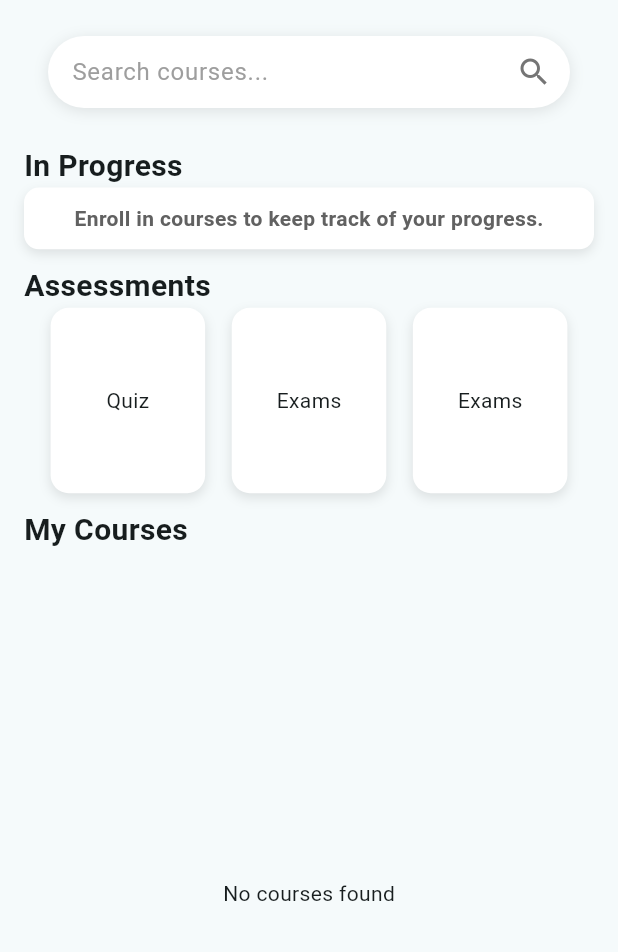
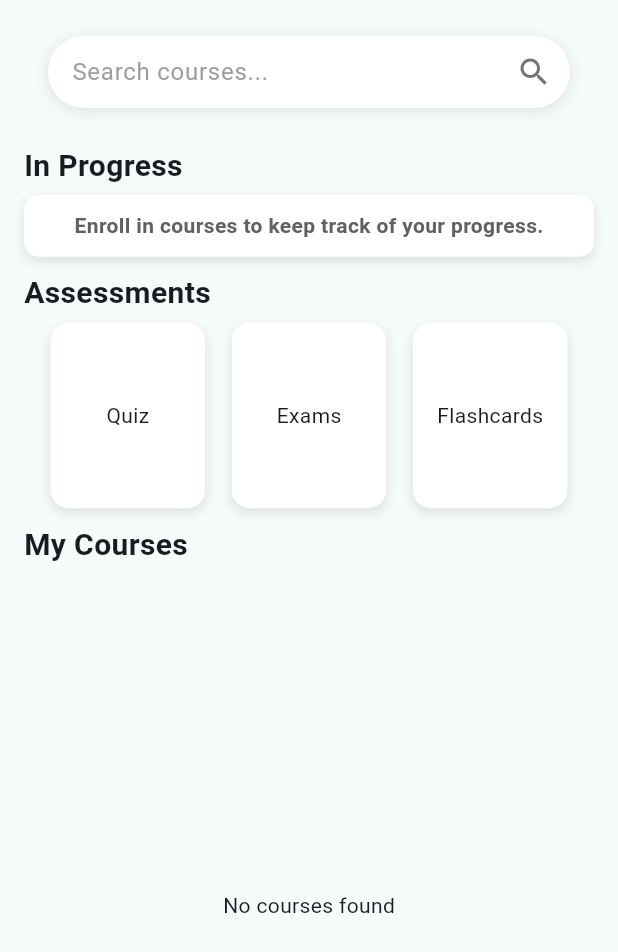
Before and after one commit to wame2-web/EduReach, a Flutter app: the StudentContent screen opened directly, on a phone screen of 412 x 824 dp. Shown: the top 952 px of the screen. Run offline on Flutter 3.47's test engine with Material 3 defaults, Android fonts, the phone set to English and light mode, and no system bars; our stand-ins replace cached_network_image, cloud_firestore, firebase_auth, firebase_core, firebase_storage, flutter_cache_manager and 1 more; missing offline and left inert: file_icon; accounts and stored records are empty.

Commit message:
Fix: ui design

```diff
--- a/lib/features/personalisation/views/student/dashboard_content.dart
+++ b/lib/features/personalisation/views/student/dashboard_content.dart
@@ -47,8 +47,8 @@ class _StudentContentState extends State<StudentContent> {
 
             const SizedBox(height: 16),
 
-            Container(
-              child: Column(
+            // In Progress container text
+            Column(
               mainAxisAlignment: MainAxisAlignment.start,
               crossAxisAlignment: CrossAxisAlignment.start,
               children: [
@@ -62,10 +62,12 @@ class _StudentContentState extends State<StudentContent> {
                   ),
                 ),
 
+                const SizedBox(height: 5),
+
+                // Enroll in courses text
                 Container(
                   width: screenSizeWidth ,
                   height: screenSizeHeight * 0.05,
-                    // padding: EdgeInsets.all(5),
                   alignment: Alignment.center,
                   decoration: BoxDecoration(
                     color: Colors.white,
@@ -89,10 +91,10 @@ class _StudentContentState extends State<StudentContent> {
                 ),
               ],
             ),
-            ),
 
             const SizedBox(height: 10),
 
+            // Assessments text
             Text(
               "Assessments",
               style: TextStyle(
@@ -101,6 +103,9 @@ class _StudentContentState extends State<StudentContent> {
               ),
             ),
 
+            SizedBox(height: 5,),
+
+            // Quiz, Exams,
             Row(
               mainAxisAlignment: MainAxisAlignment.spaceEvenly,
               children: [
@@ -145,7 +150,7 @@ class _StudentContentState extends State<StudentContent> {
                   child: Text("Exams"),
                 ),
 
-                // Exams
+                // Flashcards
                 Container(
                   width: screenSizeWidth * 0.25,
                   height: screenSizeHeight * 0.15,
@@ -162,7 +167,7 @@ class _StudentContentState extends State<StudentContent> {
                     ],
                   ),
 
-                  child: Text("Exams"),
+                  child: Text("Flashcards"),
                 ),
 
               ],
@@ -170,6 +175,7 @@ class _StudentContentState extends State<StudentContent> {
 
             const SizedBox(height: 10),
 
+            // My Courses text
             Text(
                 "My Courses",
               style: TextStyle(
@@ -178,6 +184,8 @@ class _StudentContentState extends State<StudentContent> {
               ),
             ),
 
+
+            SizedBox(height: 5,),
 
             // Courses Grid
             Expanded(
@@ -203,6 +211,7 @@ class _StudentContentState extends State<StudentContent> {
                     return const Center(child: Text('No courses found'));
                   }
 
+                  // List of courses
                   return GridView.builder(
                     gridDelegate: const SliverGridDelegateWithFixedCrossAxisCount(
                       crossAxisCount: 2, // Two columns
```
Lines whose indentation alone changed are shown as unchanged.
